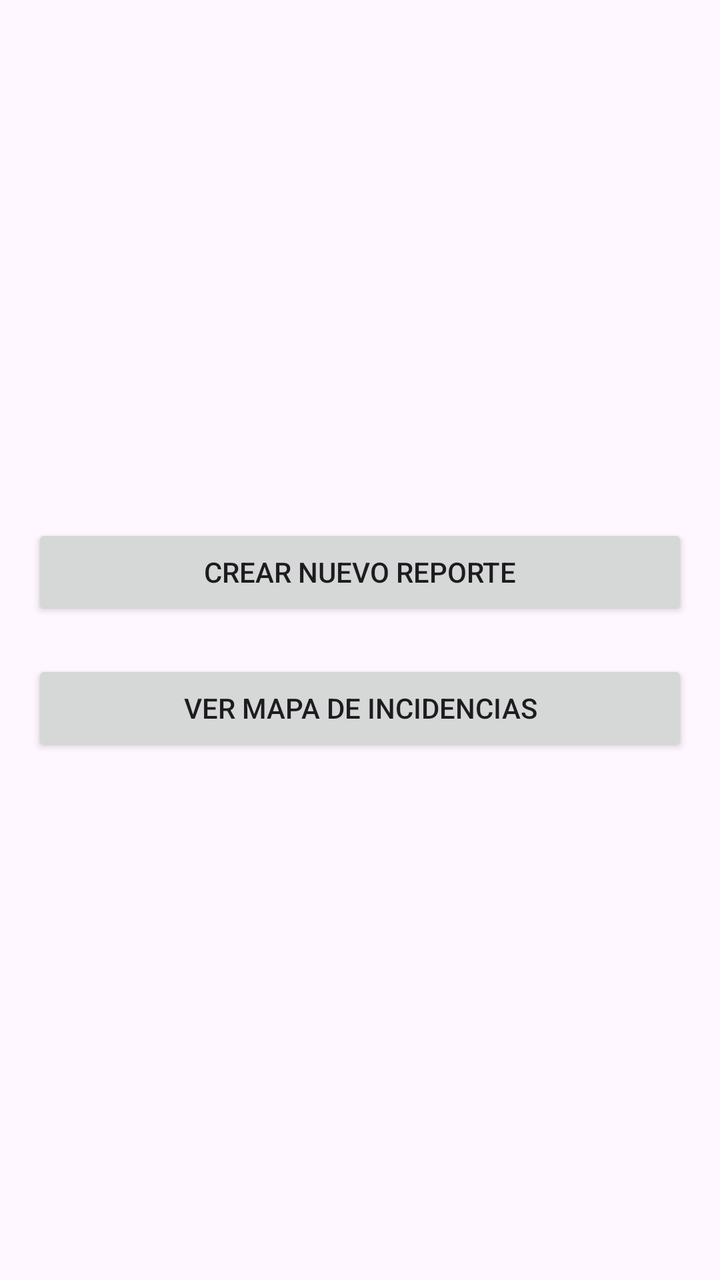
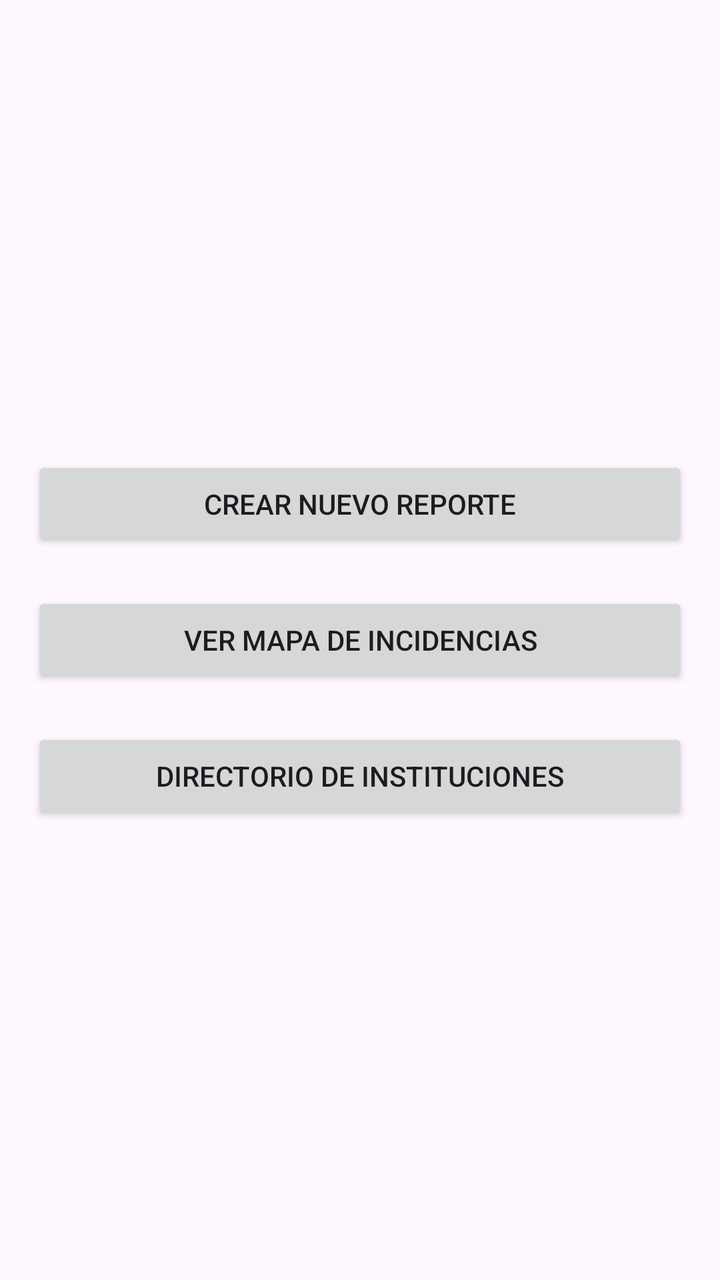

Two renders of the same Android screen: before a commit and after it. Below are the layout's source before the change and the commit's diff.
<!-- AndroidManifest.xml: application theme Theme.ProyectoFinal -->
<!-- res/layout/activity_main.xml -->
<?xml version="1.0" encoding="utf-8"?>
<LinearLayout xmlns:android="http://schemas.android.com/apk/res/android"
    android:layout_width="match_parent"
    android:layout_height="match_parent"
    android:gravity="center"
    android:orientation="vertical"
    android:padding="16dp">

    <Button
        android:id="@+id/btnIrReporte"
        android:layout_width="match_parent"
        android:layout_height="wrap_content"
        android:text="Crear Nuevo Reporte" />

    <Button
        android:id="@+id/btnIrMapa"
        android:layout_width="match_parent"
        android:layout_height="wrap_content"
        android:layout_marginTop="20dp"
        android:text="Ver Mapa de Incidencias" />

</LinearLayout>
<!-- resources referenced by this layout -->
<resources>
  <style name="Theme.ProyectoFinal" parent="Base.Theme.ProyectoFinal" />
  <style name="Base.Theme.ProyectoFinal" parent="Theme.Material3.DayNight.NoActionBar">
          
          
      </style>
</resources>

<!-- the commit's change to res/layout/activity_main.xml (unified diff, before → after) -->
@@ -19,4 +19,11 @@
         android:layout_marginTop="20dp"
         android:text="Ver Mapa de Incidencias" />
 
+    <Button
+        android:id="@+id/btnIrDirectorio"
+        android:layout_width="match_parent"
+        android:layout_height="wrap_content"
+        android:layout_marginTop="20dp"
+        android:text="Directorio de Instituciones" />
+
 </LinearLayout>
